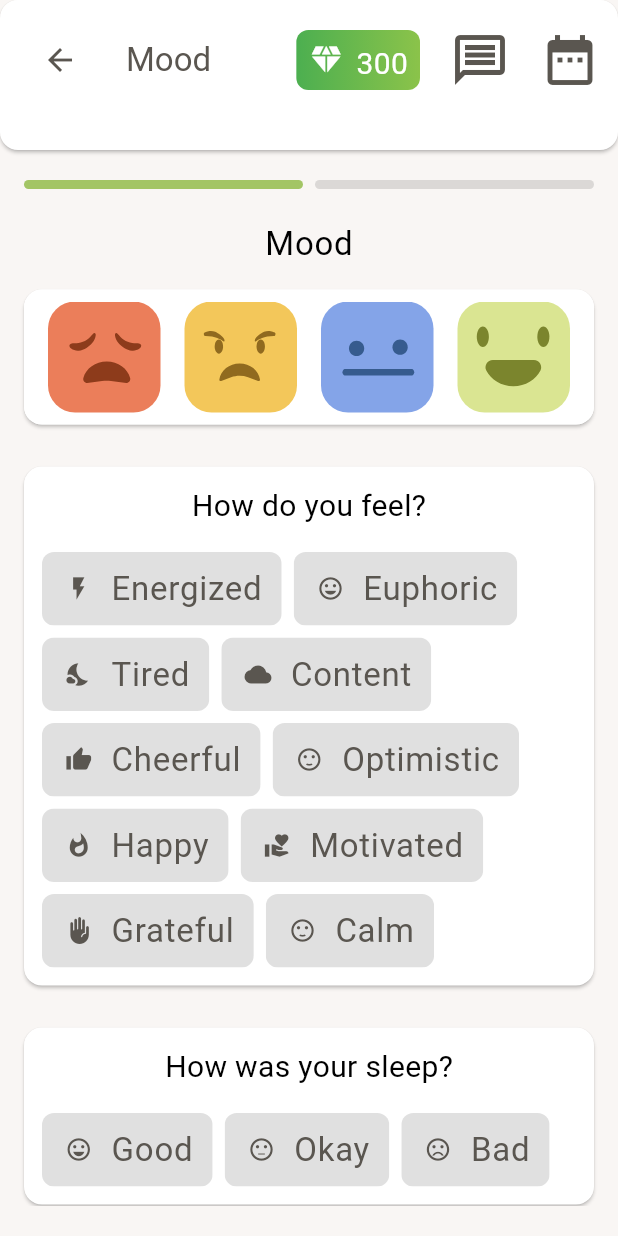
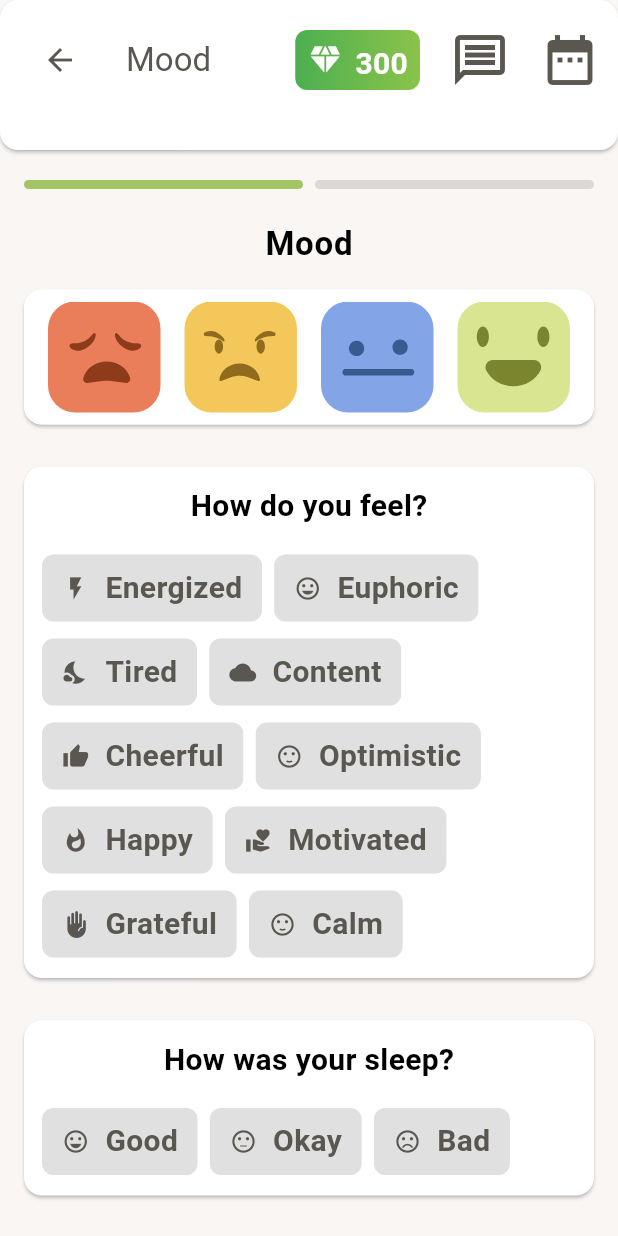
Before and after one commit to yazdan0101/mood_tracking_app, a Flutter app: the screen it shows after launch, after a tap on an icon or button, on a phone screen of 412 x 824 dp. Run offline on Flutter 3.47's test engine with Material 3 defaults, Android fonts, the phone set to English and light mode, and no system bars; our stand-ins replace flutter_riverpod, flutter_svg, go_router, riverpod_annotation; generated files the repository leaves out were written again.

Commit message:
align font size

```diff
--- a/lib/main.dart
+++ b/lib/main.dart
@@ -18,8 +18,14 @@ class MoodTrackingApp extends ConsumerWidget {
         cardColor: AppColors.surface,
         dividerColor: AppColors.border,
         textTheme: ThemeData.light().textTheme.copyWith(
-              bodyLarge: const TextStyle(fontSize: 22, color: Colors.black),
-              bodyMedium: const TextStyle(fontSize: 20, color: Colors.black),
+              bodyLarge: const TextStyle(
+                  fontSize: 22,
+                  color: Colors.black,
+                  fontWeight: FontWeight.bold),
+              bodyMedium: const TextStyle(
+                  fontSize: 20,
+                  color: Colors.black,
+                  fontWeight: FontWeight.bold),
               bodySmall: const TextStyle(fontSize: 16, color: Colors.black),
               labelLarge: const TextStyle(fontSize: 24, color: Colors.black),
             ),
--- a/lib/src/core/widgets/activity_chip.dart
+++ b/lib/src/core/widgets/activity_chip.dart
@@ -36,7 +36,7 @@ class ActivityChip extends ConsumerWidget {
             isFellingSelected ? colorScheme.primary : colorScheme.onSecondary,
         label: Text(
           activity,
-          style: textTheme.bodyLarge?.copyWith(
+          style: textTheme.bodyMedium?.copyWith(
             color:
                 isFellingSelected ? colorScheme.surface : colorScheme.onSurface,
           ),
--- a/lib/src/core/widgets/feeling_chip.dart
+++ b/lib/src/core/widgets/feeling_chip.dart
@@ -36,7 +36,7 @@ class FeelingChip extends ConsumerWidget {
             isFellingSelected ? colorScheme.primary : colorScheme.onSecondary,
         label: Text(
           feeling,
-          style: textTheme.bodyLarge?.copyWith(
+          style: textTheme.bodyMedium?.copyWith(
               color: isFellingSelected
                   ? colorScheme.surface
                   : colorScheme.onSurface),
--- a/lib/src/core/widgets/sleep_quality_chip.dart
+++ b/lib/src/core/widgets/sleep_quality_chip.dart
@@ -40,7 +40,7 @@ class SleepQualityChip extends ConsumerWidget {
             : colorScheme.onSecondary,
         label: Text(
           sleepQuality,
-          style: textTheme.bodyLarge?.copyWith(
+          style: textTheme.bodyMedium?.copyWith(
               color: isSleepQualitySelected
                   ? colorScheme.surface
                   : colorScheme.onSurface),
```
